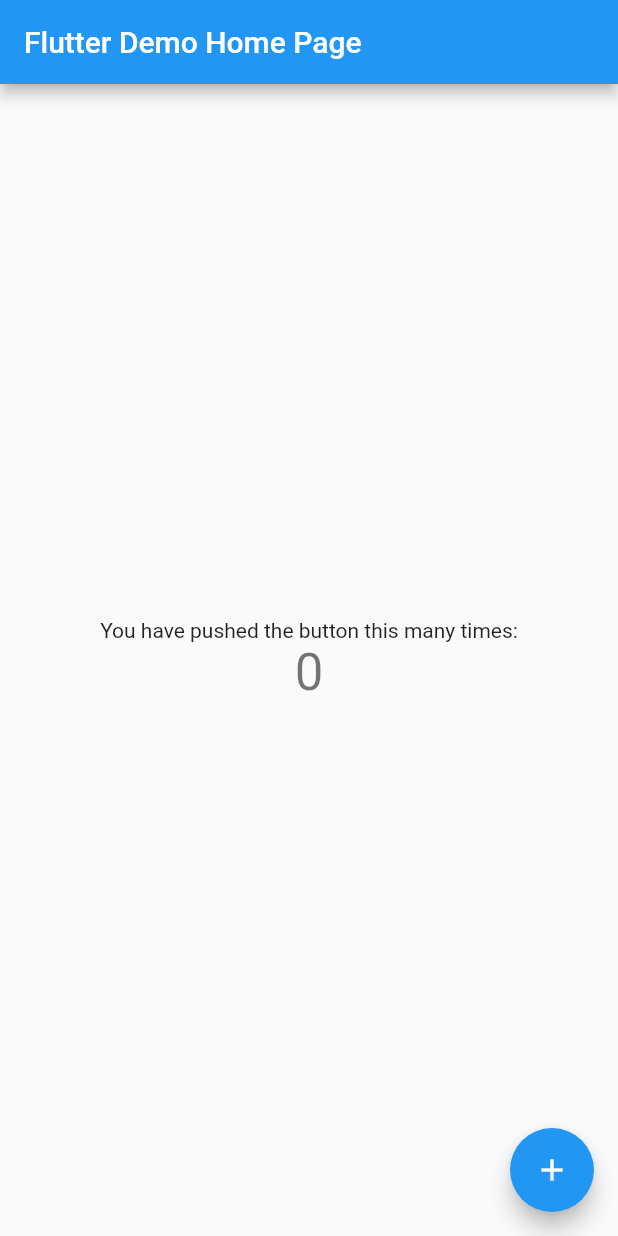
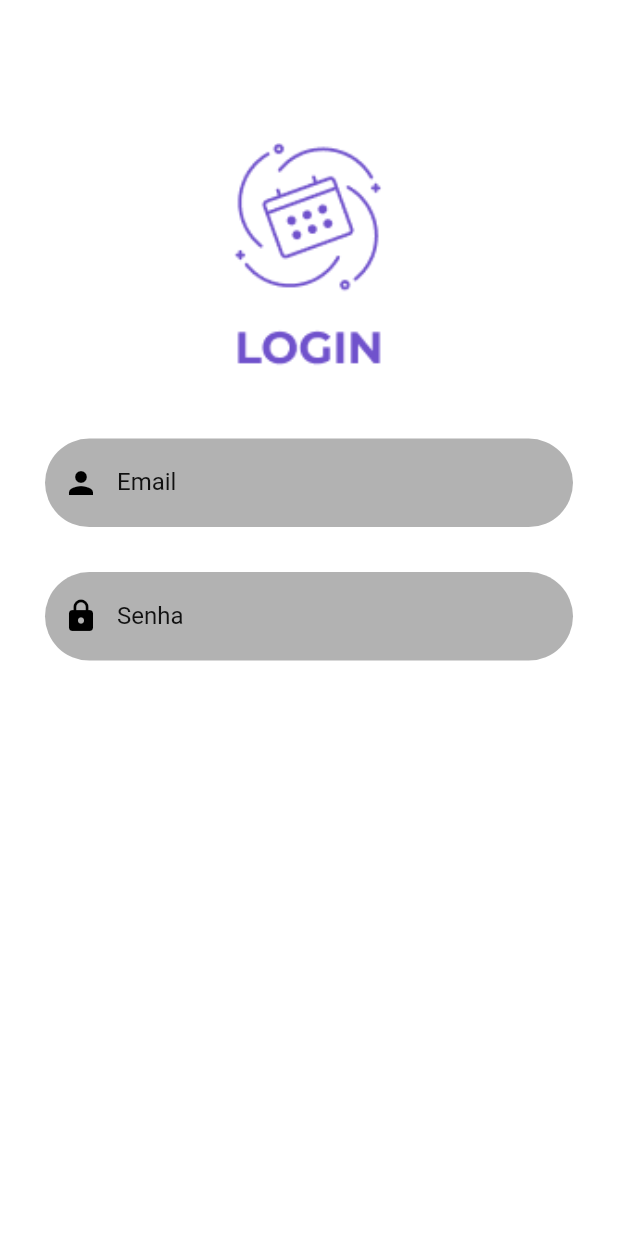
Before and after one commit to henriq44/desafio_agenda, a Flutter app: the screen it shows after launch, on a phone screen of 412 x 824 dp. Run offline on Flutter 3.47's test engine with Material 2 defaults, Android fonts, the light colour scheme and no system bars.

Commit message:
Tela de Login funcional

```diff
--- a/lib/main.dart
+++ b/lib/main.dart
@@ -1,3 +1,4 @@
+import 'package:desafio_agenda/screens/signin_screen.dart';
 import 'package:flutter/material.dart';
 
 void main() {
@@ -13,103 +14,9 @@
     return MaterialApp(
       title: 'Flutter Demo',
       theme: ThemeData(
-        // This is the theme of your application.
-        //
-        // Try running your application with "flutter run". You'll see the
-        // application has a blue toolbar. Then, without quitting the app, try
-        // changing the primarySwatch below to Colors.green and then invoke
-        // "hot reload" (press "r" in the console where you ran "flutter run",
-        // or simply save your changes to "hot reload" in a Flutter IDE).
-        // Notice that the counter didn't reset back to zero; the application
-        // is not restarted.
         primarySwatch: Colors.blue,
       ),
-      home: const MyHomePage(title: 'Flutter Demo Home Page'),
+      home: const SignInScreen(),
     );
   }
 }
-
-class MyHomePage extends StatefulWidget {
-  const MyHomePage({Key? key, required this.title}) : super(key: key);
-
-  // This widget is the home page of your application. It is stateful, meaning
-  // that it has a State object (defined below) that contains fields that affect
-  // how it looks.
-
-  // This class is the configuration for the state. It holds the values (in this
-  // case the title) provided by the parent (in this case the App widget) and
-  // used by the build method of the State. Fields in a Widget subclass are
-  // always marked "final".
-
-  final String title;
-
-  @override
-  State<MyHomePage> createState() => _MyHomePageState();
-}
-
-class _MyHomePageState extends State<MyHomePage> {
-  int _counter = 0;
-
-  void _incrementCounter() {
-    setState(() {
-      // This call to setState tells the Flutter framework that something has
-      // changed in this State, which causes it to rerun the build method below
-      // so that the display can reflect the updated values. If we changed
-      // _counter without calling setState(), then the build method would not be
-      // called again, and so nothing would appear to happen.
-      _counter++;
-    });
-  }
-
-  @override
-  Widget build(BuildContext context) {
-    // This method is rerun every time setState is called, for instance as done
-    // by the _incrementCounter method above.
-    //
-    // The Flutter framework has been optimized to make rerunning build methods
-    // fast, so that you can just rebuild anything that needs updating rather
-    // than having to individually change instances of widgets.
-    return Scaffold(
-      appBar: AppBar(
-        // Here we take the value from the MyHomePage object that was created by
-        // the App.build method, and use it to set our appbar title.
-        title: Text(widget.title),
-      ),
-      body: Center(
-        // Center is a layout widget. It takes a single child and positions it
-        // in the middle of the parent.
-        child: Column(
-          // Column is also a layout widget. It takes a list of children and
-          // arranges them vertically. By default, it sizes itself to fit its
-          // children horizontally, and tries to be as tall as its parent.
-          //
-          // Invoke "debug painting" (press "p" in the console, choose the
-          // "Toggle Debug Paint" action from the Flutter Inspector in Android
-          // Studio, or the "Toggle Debug Paint" command in Visual Studio Code)
-          // to see the wireframe for each widget.
-          //
-          // Column has various properties to control how it sizes itself and
-          // how it positions its children. Here we use mainAxisAlignment to
-          // center the children vertically; the main axis here is the vertical
-          // axis because Columns are vertical (the cross axis would be
-          // horizontal).
-          mainAxisAlignment: MainAxisAlignment.center,
-          children: <Widget>[
-            const Text(
-              'You have pushed the button this many times:',
-            ),
-            Text(
-              '$_counter',
-              style: Theme.of(context).textTheme.headline4,
-            ),
-          ],
-        ),
-      ),
-      floatingActionButton: FloatingActionButton(
-        onPressed: _incrementCounter,
-        tooltip: 'Increment',
-        child: const Icon(Icons.add),
-      ), // This trailing comma makes auto-formatting nicer for build methods.
-    );
-  }
-}
--- /dev/null
+++ b/lib/reusable_widgets/reusable_widget.dart
@@ -0,0 +1,34 @@
+import 'package:flutter/material.dart';
+import 'package:flutter/services.dart';
+
+Image logoWidget(String imageName){
+    return Image.asset(
+      imageName,
+      fit: BoxFit.fitWidth,
+      width: 100,
+      height: 180,
+    );
+  }
+
+TextField reusableTextField(String text, IconData icon, bool isPasswordType,
+  TextEditingController controller){
+    return TextField( controller:  controller,
+    obscureText: isPasswordType,
+    enableSuggestions: !isPasswordType,
+    autocorrect: !isPasswordType,
+    cursorColor:  Colors.black,
+    style: TextStyle(color: Colors.black.withOpacity(0.9)),
+    decoration: InputDecoration(prefixIcon: Icon(icon, color: Colors.black,),
+    labelText: text,
+    labelStyle: TextStyle(color: Colors.black.withOpacity(0.9)),
+    filled: true,
+    floatingLabelBehavior: FloatingLabelBehavior.never,
+    fillColor: Colors.black.withOpacity(0.3),
+    border: OutlineInputBorder(borderRadius:  BorderRadius.circular(30.0),
+    borderSide: const BorderSide(width: 0, style: BorderStyle.none)),
+    ),
+    keyboardType: isPasswordType
+    ? TextInputType.visiblePassword
+    : TextInputType.emailAddress,
+    );
+  }
--- /dev/null
+++ b/lib/screens/signin_screen.dart
@@ -0,0 +1,46 @@
+
+import 'package:flutter/material.dart';
+
+import '../reusable_widgets/reusable_widget.dart';
+
+class SignInScreen extends StatefulWidget {
+  const SignInScreen({Key? key}) : super(key: key);
+
+  @override
+  State<SignInScreen> createState() => _SignInScreenState();
+}
+
+class _SignInScreenState extends State<SignInScreen> {
+
+  TextEditingController _passwordTextController = TextEditingController();
+  TextEditingController _emailTextController = TextEditingController();
+
+
+  @override
+  Widget build(BuildContext context) {
+    return Scaffold(body: Container(
+      width: MediaQuery.of(context).size.width,
+      height: MediaQuery.of(context).size.height,
+      color: Colors.white, child: SingleChildScrollView(
+      child: Padding(
+        padding: EdgeInsets.fromLTRB(
+          30, MediaQuery.of(context).size.height * 0.1, 30, 0),
+        child: Column(
+          children: <Widget> [
+            logoWidget("imagens/images/Frame_20.png"),
+            const SizedBox(
+              height: 30,
+            ),
+            reusableTextField("Email", Icons.person, false, _emailTextController),
+            const SizedBox(
+              height: 30,
+            ),
+            reusableTextField("Senha", Icons.lock, true, _passwordTextController)
+          ]) ,
+          )) ,),);
+
+
+  }
+
+
+}
```
Also changed, not shown: pubspec.yaml (+7 -4 lines), imagens/images/Frame20.svg (added), imagens/images/Frame_20.png (added), lib/screens/home_screen.dart (added), lib/screens/signup_screen.dart (added), pubspec.lock, 4 other files.
